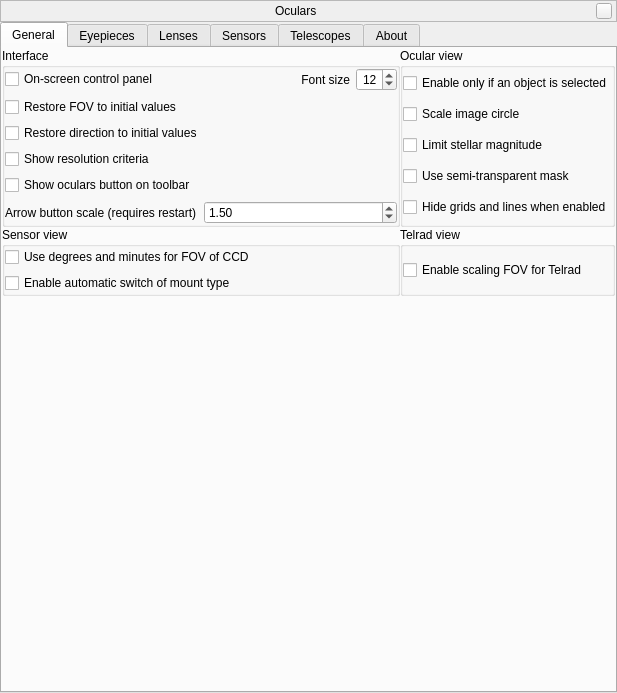
The window that plugins/Oculars/src/gui/ocularDialog.ui (519984307/stellarium_src) describes before a commit, drawn with Qt 5.
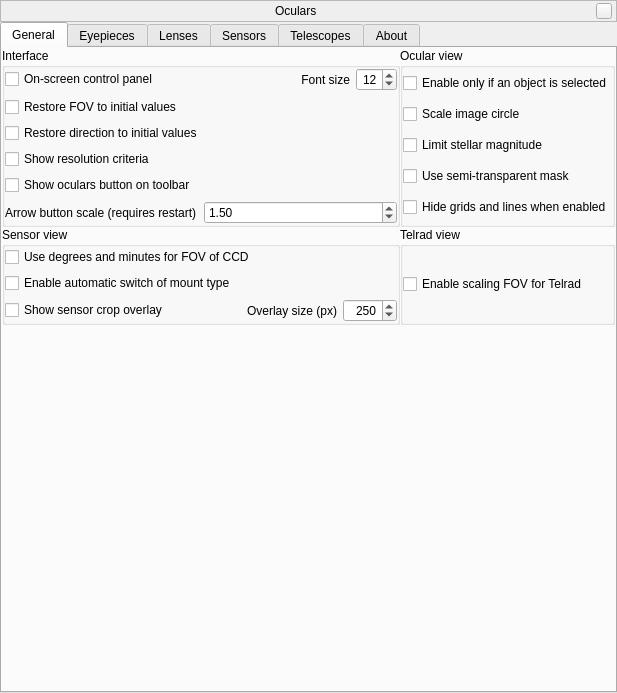
The same window after the commit. Icons and pictures are not drawn. Custom widgets are drawn as their Qt base class.

Commit message: Added sensor crop overlay to Ocular plugin (#612)

Diff of the .ui file:
```diff
--- a/plugins/Oculars/src/gui/ocularDialog.ui
+++ b/plugins/Oculars/src/gui/ocularDialog.ui
@@ -416,6 +416,65 @@
                </property>
               </widget>
              </item>
+             <item row="3" column="0">
+               <layout class="QHBoxLayout" name="guiSensorPanelHorizontalLayout">
+                <item>
+                 <widget class="QCheckBox" name="checkBoxShowCcdCropOverlay">
+                  <property name="toolTip">
+                    <string>Enable a square overlay showing the effective size of a number of pixels.</string>
+                  </property>
+                 <property name="text">
+                  <string>Show sensor crop overlay</string>
+                 </property>
+                 </widget>
+                </item>
+                <item>
+                 <spacer name="orientationHorizontalSpacer">
+                 <property name="orientation">
+                  <enum>Qt::Horizontal</enum>
+                 </property>
+                 <property name="sizeHint" stdset="0">
+                  <size>
+                   <width>40</width>
+                   <height>20</height>
+                  </size>
+                 </property>
+                </spacer>
+               </item>
+               <item>
+                <widget class="QLabel" name="guiCcdCropOverlaySizeLabel">
+                 <property name="text">
+                  <string>Overlay size (px)</string>
+                 </property>
+                 <property name="alignment">
+                  <set>Qt::AlignRight|Qt::AlignTrailing|Qt::AlignVCenter</set>
+                 </property>
+                </widget>
+               </item>
+               <item>
+                <widget class="QSpinBox" name="guiCcdCropOverlaySizeSpinBox">
+                 <property name="maximumSize">
+                  <size>
+                   <width>80</width>
+                   <height>16777215</height>
+                  </size>
+                 </property>
+                 <property name="alignment">
+                  <set>Qt::AlignRight|Qt::AlignTrailing|Qt::AlignVCenter</set>
+                 </property>
+                 <property name="minimum">
+                  <number>1</number>
+                 </property>
+                 <property name="maximum">
+                  <number>6000</number>
+                 </property>
+                 <property name="value">
+                  <number>250</number>
+                 </property>
+                </widget>
+               </item>
+              </layout>
+             </item>
             </layout>
            </widget>
           </item>
```
The commit also changes 4 other files.
